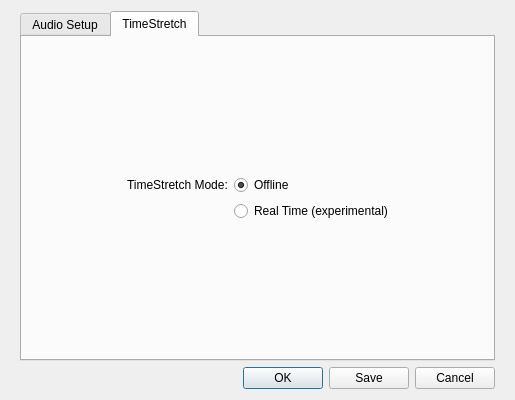
rock-hopper/shuriken, file src/audiosetupdialog.ui: the form before one commit.
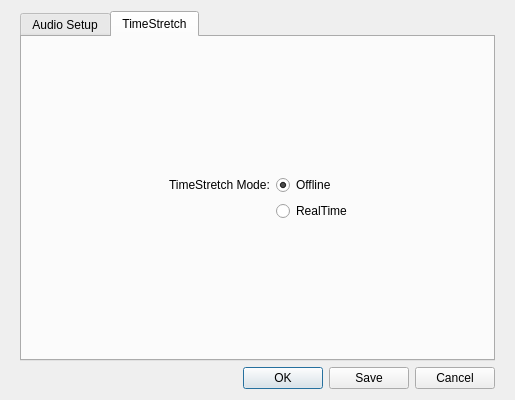
The form after the commit. The open tabs and pages were chosen to show the change.

Patch:
```diff
--- a/src/audiosetupdialog.ui
+++ b/src/audiosetupdialog.ui
@@ -174,7 +174,7 @@
        <item row="1" column="1">
         <widget class="QRadioButton" name="radioButton_RealTime">
          <property name="text">
-          <string>Real Time (experimental)</string>
+          <string>RealTime</string>
          </property>
         </widget>
        </item>
```
